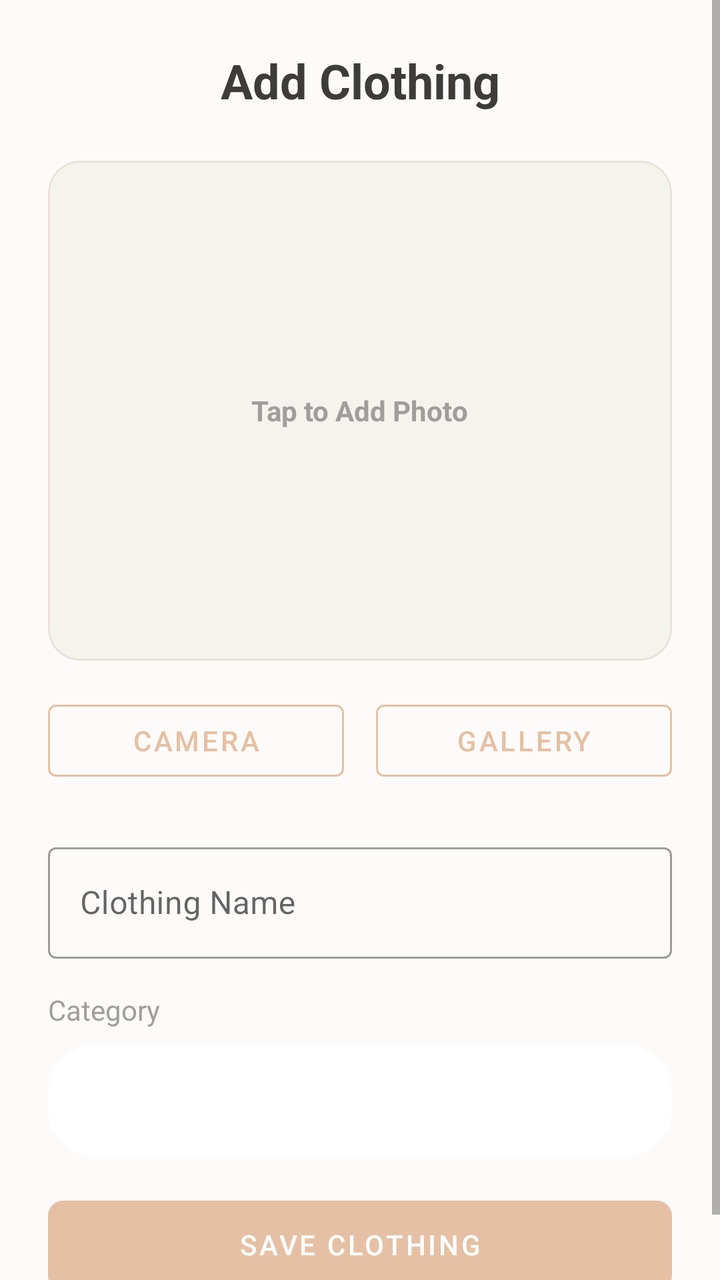
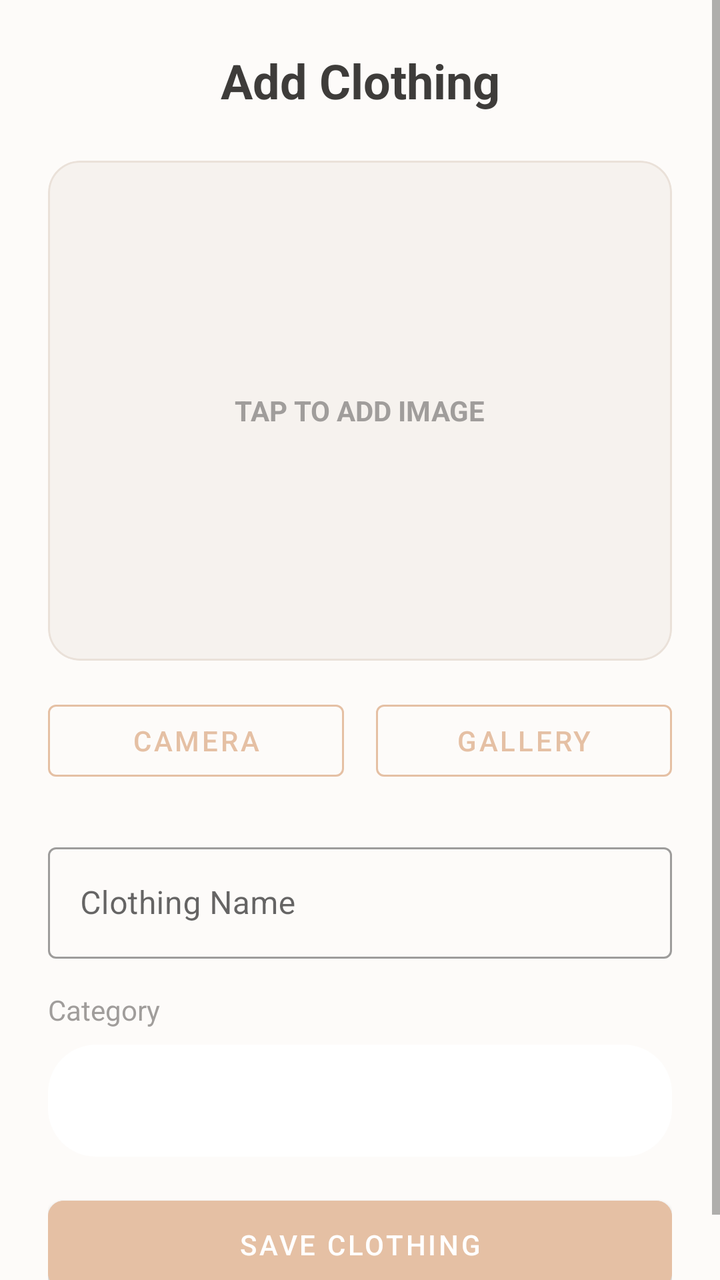

The first picture is an Android layout as it rendered before a commit; the second is the same layout after the commit. The layout source and the unified diff follow.
<!-- AndroidManifest.xml: application theme Theme.OutfitStudio -->
<!-- res/layout/activity_add_clothing.xml -->
<?xml version="1.0" encoding="utf-8"?>
<ScrollView xmlns:android="http://schemas.android.com/apk/res/android"
    xmlns:app="http://schemas.android.com/apk/res-auto"
    android:layout_width="match_parent"
    android:layout_height="match_parent"
    android:background="@color/background">

    <LinearLayout
        android:layout_width="match_parent"
        android:layout_height="wrap_content"
        android:orientation="vertical"
        android:padding="24dp">

        <TextView
            android:layout_width="match_parent"
            android:layout_height="wrap_content"
            android:text="Add Clothing"
            android:textSize="24sp"
            android:textStyle="bold"
            android:textColor="@color/on_background"
            android:textAlignment="center"
            android:layout_marginBottom="24dp"/>

        <com.google.android.material.card.MaterialCardView
            android:layout_width="match_parent"
            android:layout_height="250dp"
            app:cardCornerRadius="16dp"
            app:cardElevation="0dp"
            app:strokeColor="@color/card_border"
            app:strokeWidth="1dp"
            android:layout_marginBottom="16dp">

            <ImageView
                android:id="@+id/ivClothingPreview"
                android:layout_width="match_parent"
                android:layout_height="match_parent"
                android:scaleType="centerCrop"
                android:background="@color/secondary_variant" />

            <LinearLayout
                android:id="@+id/llImagePlaceholder"
                android:layout_width="match_parent"
                android:layout_height="match_parent"
                android:orientation="vertical"
                android:gravity="center"
                android:background="#33FFFFFF">
                
                <TextView
                    android:layout_width="wrap_content"
                    android:layout_height="wrap_content"
                    android:text="Tap to Add Photo"
                    android:textColor="@color/text_hint"
                    android:textStyle="bold"/>
            </LinearLayout>
        </com.google.android.material.card.MaterialCardView>

        <LinearLayout
            android:layout_width="match_parent"
            android:layout_height="wrap_content"
            android:orientation="horizontal"
            android:layout_marginBottom="24dp">
            
            <Button
                android:id="@+id/btnCamera"
                android:layout_width="0dp"
                android:layout_height="wrap_content"
                android:layout_weight="1"
                android:text="Camera"
                android:textColor="@color/primary"
                style="@style/Widget.MaterialComponents.Button.OutlinedButton"
                app:strokeColor="@color/primary"
                android:layout_marginEnd="8dp"/>
                
            <Button
                android:id="@+id/btnGallery"
                android:layout_width="0dp"
                android:layout_height="wrap_content"
                android:layout_weight="1"
                android:text="Gallery"
                android:textColor="@color/primary"
                style="@style/Widget.MaterialComponents.Button.OutlinedButton"
                app:strokeColor="@color/primary"
                android:layout_marginStart="8dp"/>
        </LinearLayout>

        <com.google.android.material.textfield.TextInputLayout
            android:layout_width="match_parent"
            android:layout_height="wrap_content"
            android:hint="Clothing Name"
            style="@style/Widget.MaterialComponents.TextInputLayout.OutlinedBox"
            android:layout_marginBottom="16dp">

            <com.google.android.material.textfield.TextInputEditText
                android:id="@+id/etName"
                android:layout_width="match_parent"
                android:layout_height="wrap_content"
                android:inputType="textCapWords" />
        </com.google.android.material.textfield.TextInputLayout>

        <TextView
            android:layout_width="match_parent"
            android:layout_height="wrap_content"
            android:text="Category"
            android:textColor="@color/text_hint"
            android:textSize="14sp"
            android:layout_marginBottom="8dp"/>
            
        <Spinner
            android:id="@+id/spinnerCategory"
            android:layout_width="match_parent"
            android:layout_height="56dp"
            android:background="@drawable/bg_button_rounded"
            android:backgroundTint="@color/surface"
            android:layout_marginBottom="16dp"/>



        <Button
            android:id="@+id/btnSave"
            android:layout_width="match_parent"
            android:layout_height="56dp"
            android:text="Save Clothing"
            android:textColor="@color/on_primary"
            android:backgroundTint="@color/primary"
            app:cornerRadius="8dp" />
            
        <ProgressBar
            android:id="@+id/progressBar"
            android:layout_width="match_parent"
            android:layout_height="wrap_content"
            android:visibility="gone"
            android:layout_marginTop="16dp"/>

    </LinearLayout>
</ScrollView>
<!-- resources referenced by this layout -->
<resources>
  <color name="background">#FDFBF9</color>
  <color name="card_border">#EAE1D9</color>
  <color name="on_background">#3E3C3A</color>
  <color name="on_primary">#FFFFFF</color>
  <color name="primary">#E5C0A4</color>
  <color name="secondary_variant">#F4EFEA</color>
  <color name="surface">#FFFFFF</color>
  <color name="text_hint">#A09D9B</color>
  <!-- drawable bg_button_rounded (drawable) -->
  <?xml version="1.0" encoding="utf-8"?>
  <shape xmlns:android="http://schemas.android.com/apk/res/android"
      android:shape="rectangle">
      <solid android:color="@color/primary"/>
      <corners android:radius="24dp"/>
  </shape>
  <style name="Theme.OutfitStudio" parent="Theme.MaterialComponents.Light.NoActionBar">
          <item name="android:textColor">@color/on_background</item>
          <item name="android:textColorHint">@color/text_hint</item>
          
          <item name="colorPrimary">@color/primary</item>
          <item name="colorPrimaryVariant">@color/primary_variant</item>
          <item name="colorOnPrimary">@color/on_primary</item>
          
          <item name="colorSecondary">@color/primary</item>
          <item name="colorSecondaryVariant">@color/primary_variant</item>
          <item name="colorOnSecondary">@color/on_primary</item>
          
          <item name="android:colorBackground">@color/background</item>
          <item name="colorSurface">@color/surface</item>
          
          <item name="android:statusBarColor">@color/background</item>
          <item name="android:windowLightStatusBar">true</item>
      </style>
  <color name="primary_variant">#D8A58B</color>
</resources>

<!-- the commit's change to res/layout/activity_add_clothing.xml (unified diff, before → after) -->
@@ -48,7 +48,7 @@
                 <TextView
                     android:layout_width="wrap_content"
                     android:layout_height="wrap_content"
-                    android:text="Tap to Add Photo"
+                    android:text="TAP TO ADD IMAGE"
                     android:textColor="@color/text_hint"
                     android:textStyle="bold"/>
             </LinearLayout>
